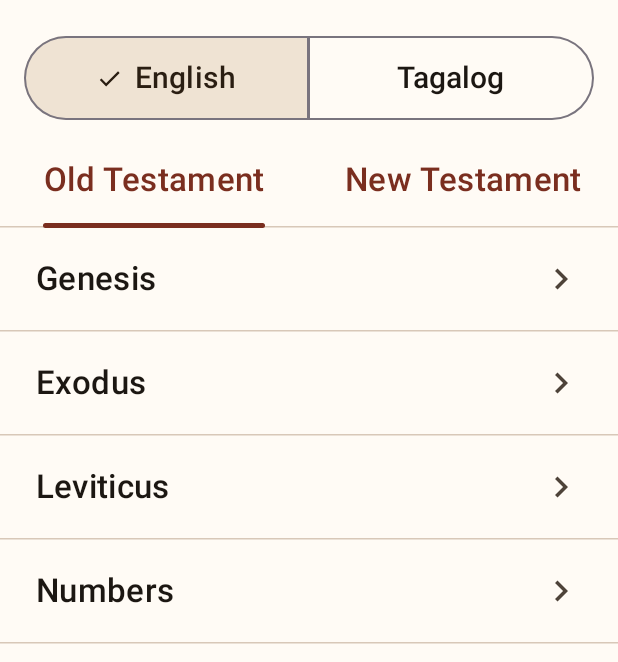
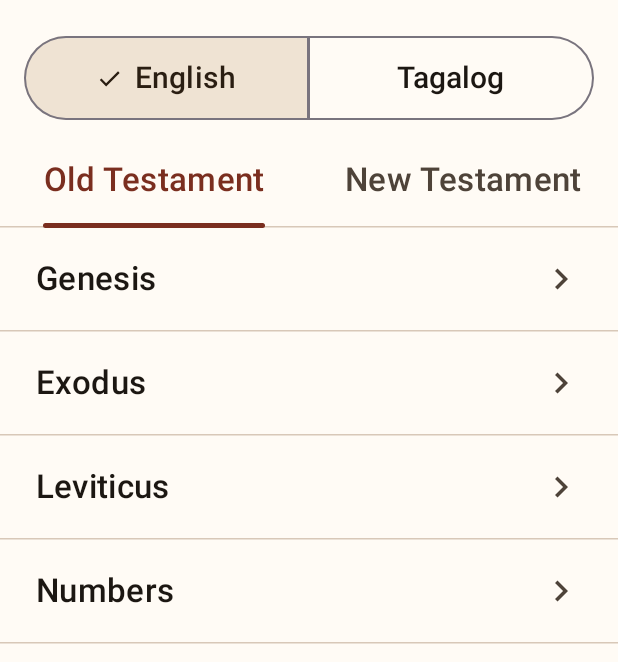
Before and after one commit to gianvl/bible-lola, an Android app built with Jetpack Compose: the screen it shows after launch (MainActivity), on a phone screen of 412 x 824 dp, the part 72-734 px from its top. Run offline under Robolectric (Android 15) with nearby library versions, the phone set to English and light mode, and no system bars.

Commit message:
fix(ui): dim unselected testament tab so the active one stands out

```diff
--- a/app/src/main/java/com/lolabible/app/ui/home/HomeScreen.kt
+++ b/app/src/main/java/com/lolabible/app/ui/home/HomeScreen.kt
@@ -86,6 +86,8 @@ fun HomeScreen(
                         selected = testament == entry,
                         onClick = { testament = entry },
                         modifier = Modifier.heightIn(min = 64.dp),
+                        selectedContentColor = MaterialTheme.colorScheme.primary,
+                        unselectedContentColor = MaterialTheme.colorScheme.onSurfaceVariant,
                         text = {
                             Text(
                                 text = if (entry == Testament.OLD) labels.oldTestament else labels.newTestament,
```
